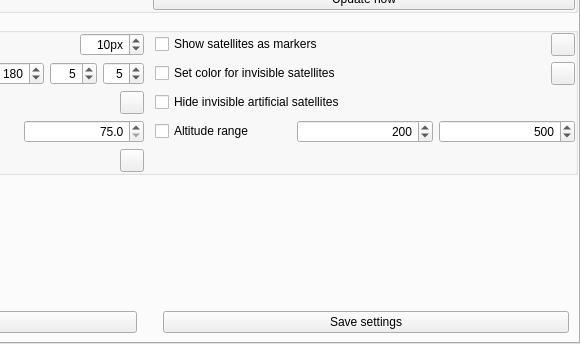
First picture: the form in plugins/Satellites/src/gui/satellitesDialog.ui, repository Stellarium/stellarium, before the edit; both pictures show x 281 to 861 and y 192 to 536 of the 861 by 536 pixel window.
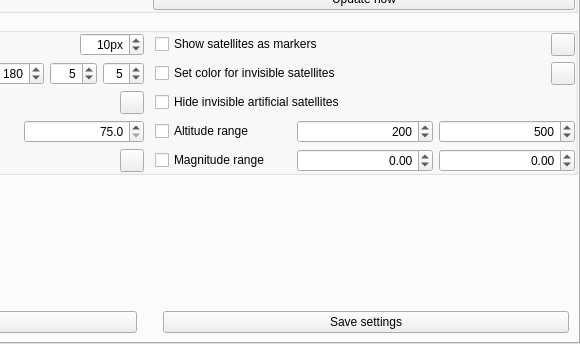
Second picture: the form after the edit. Icons and pictures are not drawn. Custom widgets are drawn as their Qt base class.

Commit message: Added new visual filter for satellites (fix #1527; fix #2060)

What changed in the file:
```diff
--- a/plugins/Satellites/src/gui/satellitesDialog.ui
+++ b/plugins/Satellites/src/gui/satellitesDialog.ui
@@ -740,6 +740,43 @@
             </property>
            </spacer>
           </item>
+          <item row="4" column="2">
+           <layout class="QHBoxLayout" name="horizontalLayout_20">
+            <item>
+             <widget class="QCheckBox" name="magnitudeCheckBox">
+              <property name="text">
+               <string>Magnitude range</string>
+              </property>
+             </widget>
+            </item>
+            <item>
+             <widget class="QDoubleSpinBox" name="maxMagnitude">
+              <property name="alignment">
+               <set>Qt::AlignRight|Qt::AlignTrailing|Qt::AlignVCenter</set>
+              </property>
+              <property name="minimum">
+               <double>-12.000000000000000</double>
+              </property>
+              <property name="maximum">
+               <double>20.000000000000000</double>
+              </property>
+             </widget>
+            </item>
+            <item>
+             <widget class="QDoubleSpinBox" name="minMagnitude">
+              <property name="alignment">
+               <set>Qt::AlignRight|Qt::AlignTrailing|Qt::AlignVCenter</set>
+              </property>
+              <property name="minimum">
+               <double>-12.000000000000000</double>
+              </property>
+              <property name="maximum">
+               <double>20.000000000000000</double>
+              </property>
+             </widget>
+            </item>
+           </layout>
+          </item>
          </layout>
         </widget>
        </item>
```
The commit also changes 6 other files.
